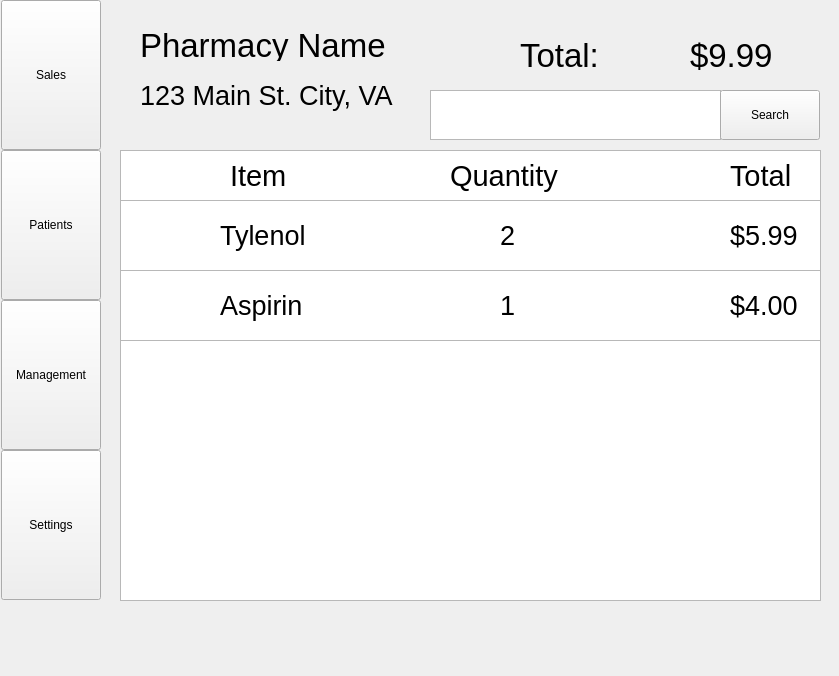
WNewsome/Pharmaceutical-Point-of-Sale, file mainwindow.ui: the form before one commit.
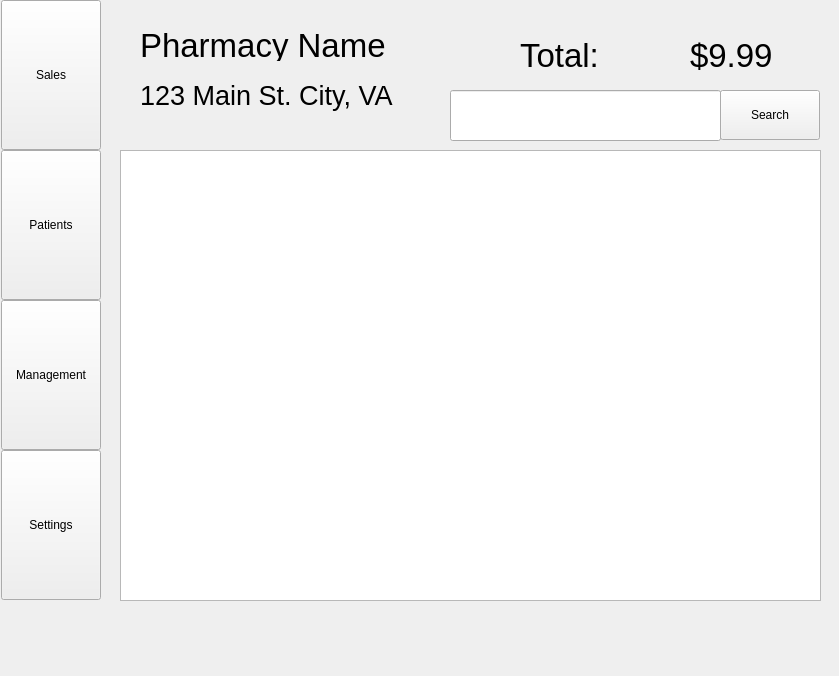
The form after the commit.

Diff of the .ui file:
```diff
--- a/mainwindow.ui
+++ b/mainwindow.ui
@@ -93,22 +93,11 @@
       <height>451</height>
      </rect>
     </property>
-   </widget>
-   <widget class="QTextBrowser" name="textBrowser">
-    <property name="geometry">
-     <rect>
-      <x>430</x>
-      <y>90</y>
-      <width>291</width>
-      <height>50</height>
-     </rect>
+    <property name="font">
+     <font>
+      <pointsize>15</pointsize>
+     </font>
     </property>
-    <property name="maximumSize">
-     <size>
-      <width>300</width>
-      <height>100</height>
-     </size>
-    </property>
    </widget>
    <widget class="QPushButton" name="pushButton_5">
     <property name="geometry">
@@ -201,186 +190,19 @@
      <string>123 Main St. City, VA</string>
     </property>
    </widget>
-   <widget class="QListWidget" name="listWidget_2">
-    <property name="geometry">
-     <rect>
-      <x>120</x>
-      <y>200</y>
-      <width>701</width>
-      <height>71</height>
-     </rect>
-    </property>
-   </widget>
-   <widget class="QListWidget" name="listWidget_3">
-    <property name="geometry">
-     <rect>
-      <x>120</x>
-      <y>270</y>
-      <width>701</width>
-      <height>71</height>
-     </rect>
-    </property>
-   </widget>
-   <widget class="QLabel" name="label_5">
-    <property name="geometry">
-     <rect>
-      <x>220</x>
-      <y>220</y>
-      <width>261</width>
-      <height>31</height>
-     </rect>
-    </property>
-    <property name="font">
-     <font>
-      <pointsize>20</pointsize>
-     </font>
-    </property>
-    <property name="text">
-     <string>Tylenol</string>
-    </property>
-   </widget>
-   <widget class="QLabel" name="label_6">
-    <property name="geometry">
-     <rect>
-      <x>220</x>
-      <y>290</y>
-      <width>261</width>
-      <height>31</height>
-     </rect>
-    </property>
-    <property name="font">
-     <font>
-      <pointsize>20</pointsize>
-     </font>
-    </property>
-    <property name="text">
-     <string>Aspirin</string>
-    </property>
-   </widget>
-   <widget class="QLabel" name="label_7">
-    <property name="geometry">
-     <rect>
-      <x>730</x>
-      <y>290</y>
-      <width>91</width>
-      <height>31</height>
-     </rect>
-    </property>
-    <property name="font">
-     <font>
-      <pointsize>20</pointsize>
-     </font>
-    </property>
-    <property name="text">
-     <string>$4.00</string>
-    </property>
-   </widget>
-   <widget class="QLabel" name="label_8">
-    <property name="geometry">
-     <rect>
-      <x>730</x>
-      <y>220</y>
-      <width>91</width>
-      <height>31</height>
-     </rect>
-    </property>
-    <property name="font">
-     <font>
-      <pointsize>20</pointsize>
-     </font>
-    </property>
-    <property name="text">
-     <string>$5.99</string>
-    </property>
-   </widget>
-   <widget class="QLabel" name="label_9">
-    <property name="geometry">
-     <rect>
-      <x>500</x>
-      <y>290</y>
-      <width>91</width>
-      <height>31</height>
-     </rect>
-    </property>
-    <property name="font">
-     <font>
-      <pointsize>20</pointsize>
-     </font>
-    </property>
-    <property name="text">
-     <string>1</string>
-    </property>
-   </widget>
-   <widget class="QLabel" name="label_10">
-    <property name="geometry">
-     <rect>
-      <x>500</x>
-      <y>220</y>
-      <width>91</width>
-      <height>31</height>
-     </rect>
-    </property>
-    <property name="font">
-     <font>
-      <pointsize>20</pointsize>
-     </font>
-    </property>
-    <property name="text">
-     <string>2</string>
-    </property>
-   </widget>
-   <widget class="QLabel" name="label_11">
-    <property name="geometry">
-     <rect>
-      <x>230</x>
-      <y>150</y>
-      <width>91</width>
-      <height>51</height>
-     </rect>
-    </property>
-    <property name="font">
-     <font>
-      <pointsize>22</pointsize>
-     </font>
-    </property>
-    <property name="text">
-     <string>Item</string>
-    </property>
-   </widget>
-   <widget class="QLabel" name="label_12">
+   <widget class="QLineEdit" name="search_lineEdit">
     <property name="geometry">
      <rect>
       <x>450</x>
-      <y>150</y>
-      <width>121</width>
+      <y>90</y>
+      <width>271</width>
       <height>51</height>
      </rect>
     </property>
     <property name="font">
      <font>
-      <pointsize>22</pointsize>
+      <pointsize>13</pointsize>
      </font>
-    </property>
-    <property name="text">
-     <string>Quantity</string>
-    </property>
-   </widget>
-   <widget class="QLabel" name="label_13">
-    <property name="geometry">
-     <rect>
-      <x>730</x>
-      <y>150</y>
-      <width>91</width>
-      <height>51</height>
-     </rect>
-    </property>
-    <property name="font">
-     <font>
-      <pointsize>22</pointsize>
-     </font>
-    </property>
-    <property name="text">
-     <string>Total</string>
     </property>
    </widget>
   </widget>
```
Left out of the diff: 4 changed lines with no effect on the pictures.
